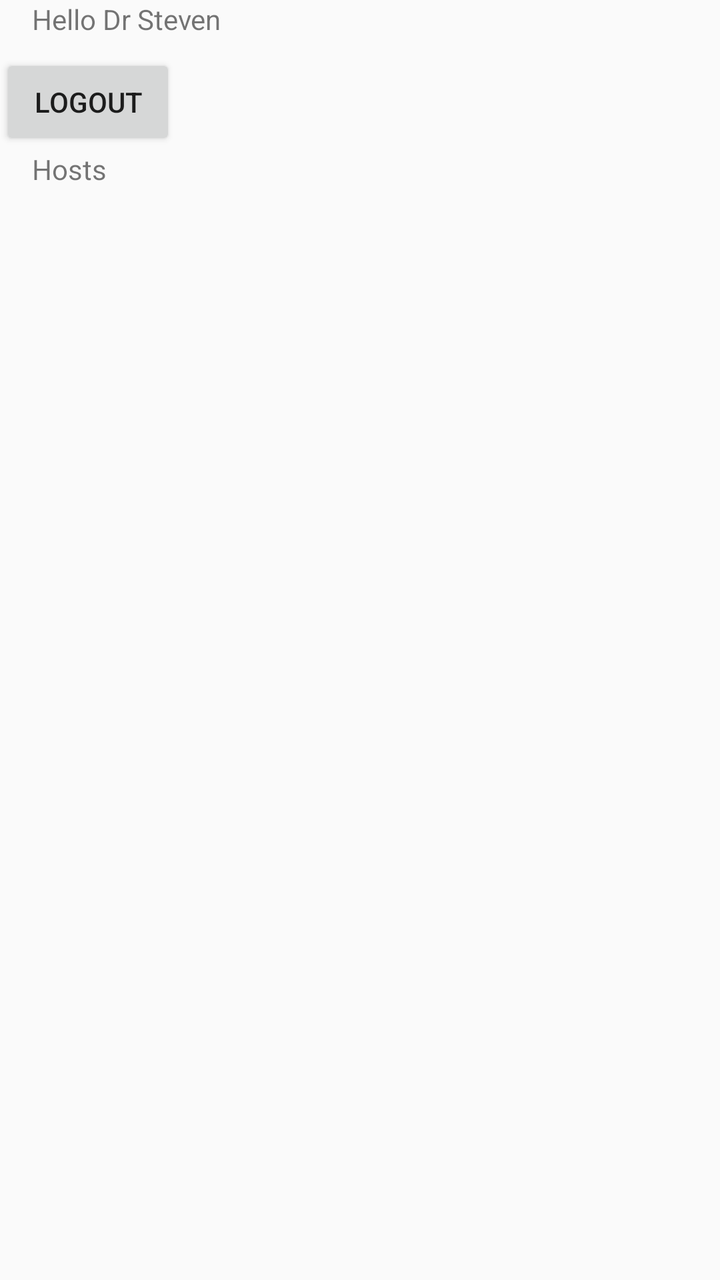
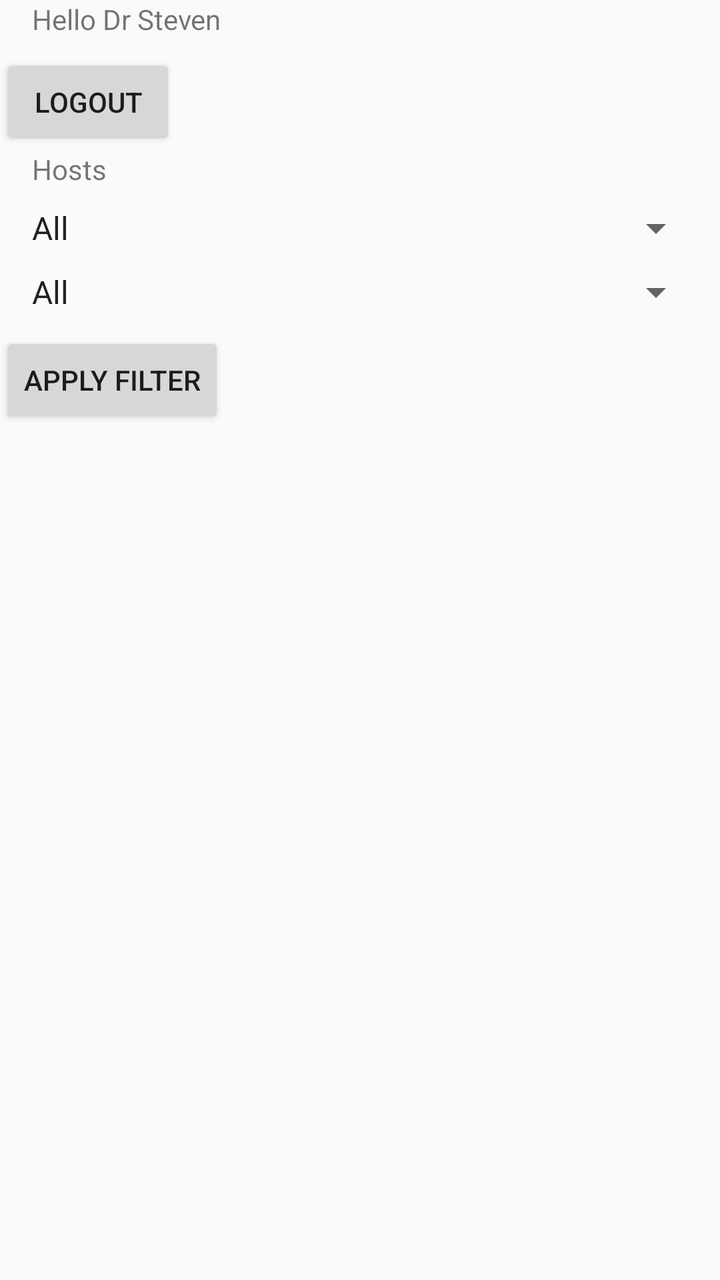

The first picture is an Android layout as it rendered before a commit; the second is the same layout after the commit. The layout source and the unified diff follow.
<!-- AndroidManifest.xml: activity theme Theme.SBA_Application -->
<!-- res/layout/activity_main.xml -->
<androidx.constraintlayout.widget.ConstraintLayout
    xmlns:android="http://schemas.android.com/apk/res/android"
    xmlns:app="http://schemas.android.com/apk/res-auto"
    xmlns:tools="http://schemas.android.com/tools"
    android:layout_width="match_parent"
    android:layout_height="match_parent"
    tools:context=".MainActivity">

    <TextView
        android:id="@+id/user_details"
        android:layout_width="wrap_content"
        android:layout_height="wrap_content"
        android:layout_marginStart="16dp"
        android:text="Hello Dr Steven"
        app:layout_constraintStart_toStartOf="parent"
        app:layout_constraintTop_toTopOf="parent" />

    <Button
        android:id="@+id/logout"
        android:layout_width="wrap_content"
        android:layout_height="wrap_content"
        android:layout_marginTop="8dp"
        android:text="@string/logout"

        app:layout_constraintTop_toBottomOf="@id/user_details"
        tools:layout_editor_absoluteX="302dp"
        tools:ignore="MissingConstraints" />

    <TextView
        android:id="@+id/hosts"
        android:layout_width="wrap_content"
        android:layout_height="wrap_content"
        android:layout_marginStart="16dp"
        android:text="Hosts"
        app:layout_constraintStart_toStartOf="parent"
        app:layout_constraintTop_toBottomOf="@id/logout" />


    <androidx.recyclerview.widget.RecyclerView
        android:id="@+id/my_recycler_view"
        android:layout_width="match_parent"
        android:layout_height="wrap_content"
        android:layout_marginStart="16dp"
        android:layout_marginTop="104dp"
        android:clipToPadding="false"
        app:layout_constraintStart_toStartOf="parent"
        app:layout_constraintTop_toBottomOf="@+id/hosts" />

    />

</androidx.constraintlayout.widget.ConstraintLayout>
<!-- resources referenced by this layout -->
<resources>
  <string name="logout">Logout</string>
  <style name="Theme.SBA_Application" parent="android:Theme.Material.Light.NoActionBar" />
</resources>

<!-- the commit's change to res/layout/activity_main.xml (unified diff, before → after) -->
@@ -41,11 +41,39 @@
         android:layout_width="match_parent"
         android:layout_height="wrap_content"
         android:layout_marginStart="16dp"
-        android:layout_marginTop="104dp"
+        android:layout_marginTop="10dp"
         android:clipToPadding="false"
         app:layout_constraintStart_toStartOf="parent"
-        app:layout_constraintTop_toBottomOf="@+id/hosts" />
+        app:layout_constraintTop_toBottomOf="@+id/buttonFilter" />
 
-    />
+
+    <Spinner
+        android:id="@+id/spinnerArea"
+        android:layout_width="match_parent"
+        android:layout_height="wrap_content"
+        android:entries="@array/areas_array"
+        app:layout_constraintTop_toBottomOf="@+id/hosts"
+
+        android:layout_margin="8dp"/>
+
+    <Spinner
+        android:id="@+id/spinnerBathroom"
+        android:layout_width="match_parent"
+        android:layout_height="wrap_content"
+        android:entries="@array/bathroom_array"
+        app:layout_constraintTop_toBottomOf="@+id/spinnerArea"
+
+        android:layout_margin="8dp"/>
+
+    <Button
+        android:id="@+id/buttonFilter"
+        android:layout_width="wrap_content"
+        android:layout_height="wrap_content"
+        android:layout_margin="8dp"
+        android:text="Apply Filter"
+        app:layout_constraintTop_toBottomOf="@+id/spinnerBathroom"
+        tools:layout_editor_absoluteX="16dp"
+        tools:ignore="MissingConstraints" />
+
 
 </androidx.constraintlayout.widget.ConstraintLayout>
<!-- resource entries referenced after the edit -->
@@ -1,5 +1,15 @@
 <!-- resources referenced by this layout -->
 <resources>
+  <string-array name="areas_array">
+          <item>All</item>
+          <item>Hout Bay</item>
+          <item>Other Area</item>
+      </string-array>
+  <string-array name="bathroom_array">
+          <item>All</item>
+          <item>Shared</item>
+          <item>Private</item>
+      </string-array>
   <string name="logout">Logout</string>
   <style name="Theme.SBA_Application" parent="android:Theme.Material.Light.NoActionBar" />
 </resources>
